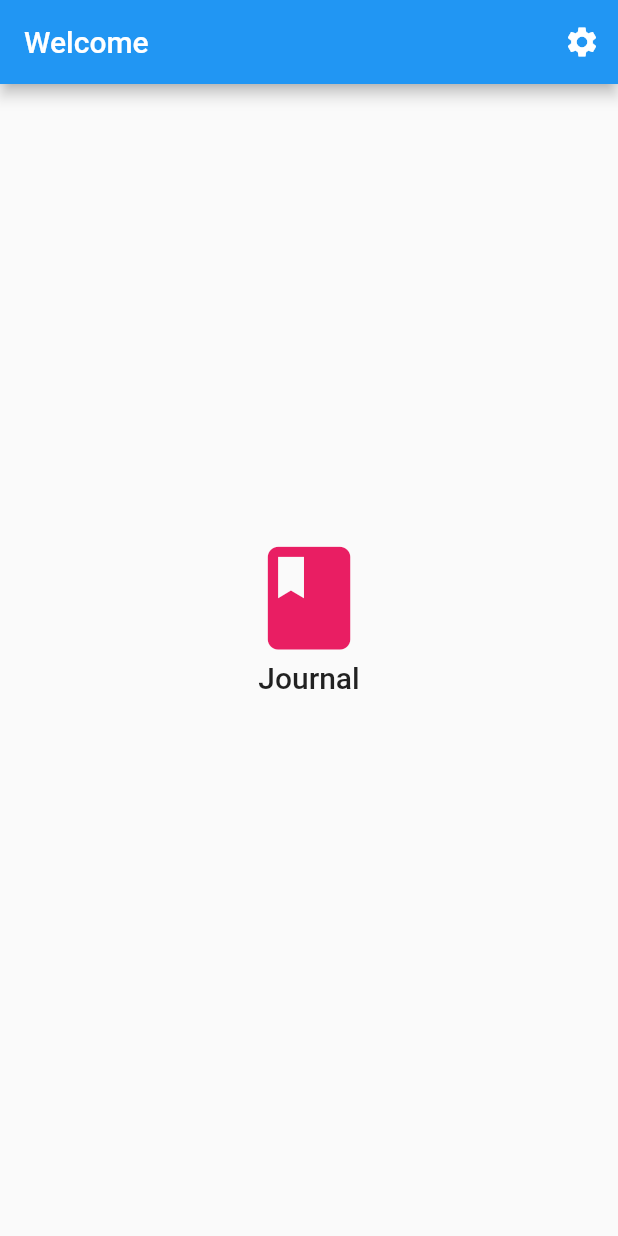
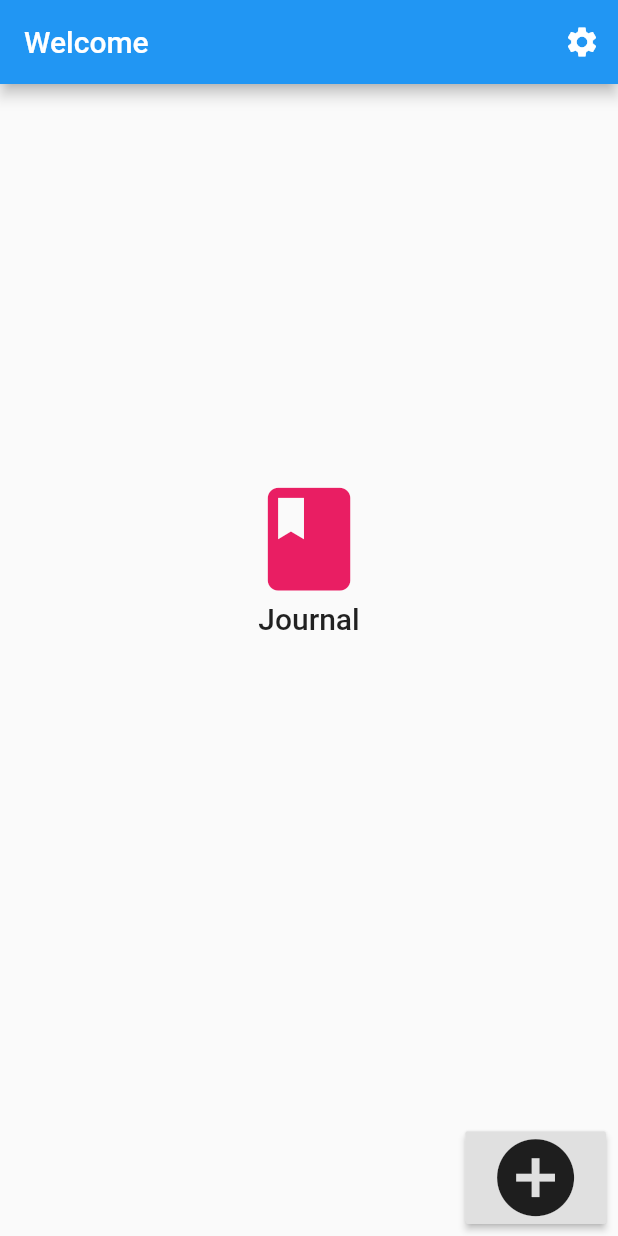
Before and after one commit to AprilCastaneda/journal, a Flutter app: the screen it shows after launch, on a phone screen of 412 x 824 dp. Run offline on Flutter 3.47's test engine with Material 2 defaults, Android fonts, the phone set to English and light mode, and no system bars; our stand-ins replace flutter_switch, shared_preferences, sqflite; accounts and stored records are empty.

Commit message:
Added Journal Entry Form and Back button

```diff
--- a/lib/app.dart
+++ b/lib/app.dart
@@ -1,6 +1,8 @@
 import 'package:flutter/material.dart';
+import 'package:flutter/services.dart';
 import 'package:shared_preferences/shared_preferences.dart';
 import 'screens/welcome.dart';
+import 'screens/new_entry.dart';
 
 class App extends StatefulWidget {
   final String schemaSQL;
@@ -43,9 +45,17 @@ class _AppState extends State<App> {
   @override
   Widget build(BuildContext context) {
     return MaterialApp(
-        title: 'Welcome',
-        theme: ThemeData(brightness: brightness),
-        home: Welcome(setTheme: setTheme, prefs: widget.prefs));
+      title: 'Welcome',
+      theme: ThemeData(brightness: brightness),
+      initialRoute: '/',
+      routes: {
+        Welcome.routeName: (context) =>
+            Welcome(setTheme: setTheme, prefs: widget.prefs),
+        NewEntry.routeName: (context) =>
+            NewEntry(setTheme: setTheme, prefs: widget.prefs),
+      },
+    );
+    // home: Welcome(setTheme: setTheme, prefs: widget.prefs));
     // title: 'Journal', theme: ThemeData.dark(), routes: routes);
   }
 }
--- a/lib/screens/welcome.dart
+++ b/lib/screens/welcome.dart
@@ -1,10 +1,12 @@
 import 'package:flutter/material.dart';
 import 'package:shared_preferences/shared_preferences.dart';
+import '../screens/new_entry.dart';
 import '../widgets/journal_drawer.dart';
 
 class Welcome extends StatefulWidget {
   final void Function() setTheme;
   final SharedPreferences prefs;
+  static const routeName = '/';
   Welcome({Key key, this.setTheme, this.prefs}) : super(key: key);
 
   @override
@@ -58,9 +60,29 @@ class _WelcomeState extends State<Welcome> {
                         style: Theme.of(context).textTheme.headline6)
                   ]),
             ),
+            Padding(
+              padding: const EdgeInsets.all(8.0),
+              child: Row(
+                mainAxisAlignment: MainAxisAlignment.end,
+                crossAxisAlignment: CrossAxisAlignment.end,
+                children: [
+                  RaisedButton(
+                    child: Icon(
+                      Icons.add_circle_outlined,
+                      size: MediaQuery.of(context).size.height * .075,
+                    ),
+                    onPressed: () => pushNewEntry(context),
+                  ),
+                ],
+              ),
+            ),
           ],
         ),
       ),
     );
   }
+
+  void pushNewEntry(BuildContext context) {
+    Navigator.of(context).pushNamed(NewEntry.routeName);
+  }
 }
```
Also changed, not shown: lib/screens/new_entry.dart (+50 -0 lines), lib/widgets/journal_scaffold.dart (+74 -3 lines).
